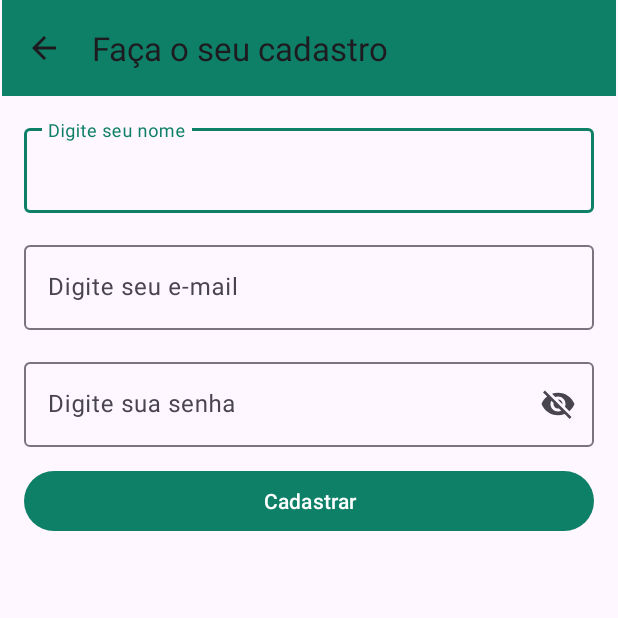
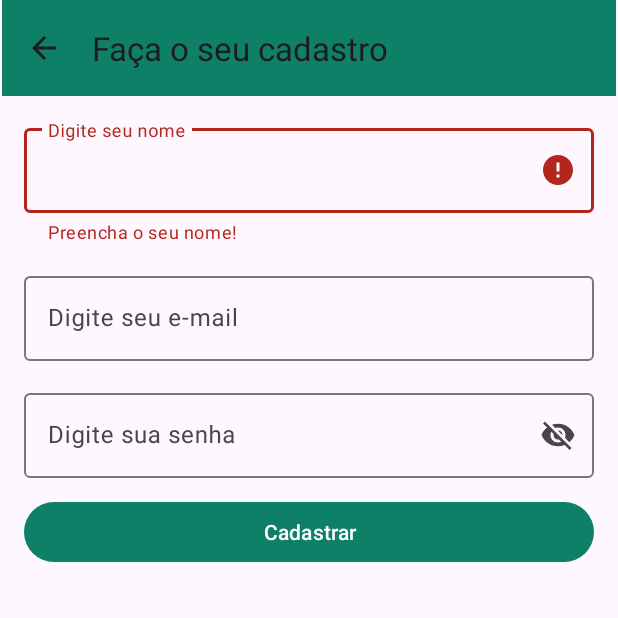
Before and after one commit to juliosntts/ProjetoWhatsapp, an Android app: the RegisterActivity screen opened directly, with no data from a screen before it, after a tap on an icon or button, on a phone screen of 412 x 824 dp, the top half of it. Run offline under Robolectric (Android 15) with nearby library versions, the phone set to English and light mode, and no system bars; our stand-ins replace Firebase (no records; nobody signed in at launch, a user with empty details on screens opened directly); 1 other tap on this screen came first.

Commit message:
Added authentication and register of user

```diff
--- a/app/src/main/res/layout/activity_register.xml
+++ b/app/src/main/res/layout/activity_register.xml
@@ -19,7 +19,7 @@
         app:layout_constraintTop_toTopOf="parent" />
 
     <com.google.android.material.textfield.TextInputLayout
-        android:id="@+id/textInputLayout3"
+        android:id="@+id/textInputLayoutName"
         android:layout_width="0dp"
         android:layout_height="wrap_content"
         android:layout_marginStart="16dp"
@@ -31,6 +31,7 @@
         app:layout_constraintTop_toBottomOf="@+id/tbMainn">
 
         <com.google.android.material.textfield.TextInputEditText
+            android:id="@+id/editName"
             android:layout_width="match_parent"
             android:layout_height="wrap_content"
             android:hint="Digite seu nome"
@@ -38,7 +39,7 @@
     </com.google.android.material.textfield.TextInputLayout>
 
     <com.google.android.material.textfield.TextInputLayout
-        android:id="@+id/textInputLayout4"
+        android:id="@+id/textInputLayoutEmail"
         android:layout_width="0dp"
         android:layout_height="wrap_content"
         android:layout_marginStart="16dp"
@@ -47,9 +48,10 @@
         app:layout_constraintEnd_toEndOf="parent"
         app:layout_constraintHorizontal_bias="0.5"
         app:layout_constraintStart_toStartOf="parent"
-        app:layout_constraintTop_toBottomOf="@+id/textInputLayout3">
+        app:layout_constraintTop_toBottomOf="@+id/textInputLayoutName">
 
         <com.google.android.material.textfield.TextInputEditText
+            android:id="@+id/editEmail"
             android:layout_width="match_parent"
             android:layout_height="wrap_content"
             android:hint="Digite seu e-mail"
@@ -57,7 +59,7 @@
     </com.google.android.material.textfield.TextInputLayout>
 
     <com.google.android.material.textfield.TextInputLayout
-        android:id="@+id/textInputLayout5"
+        android:id="@+id/textInputLayoutPassword"
         android:layout_width="0dp"
         android:layout_height="wrap_content"
         android:layout_marginStart="16dp"
@@ -67,9 +69,10 @@
         app:layout_constraintEnd_toEndOf="parent"
         app:layout_constraintHorizontal_bias="0.5"
         app:layout_constraintStart_toStartOf="parent"
-        app:layout_constraintTop_toBottomOf="@+id/textInputLayout4">
+        app:layout_constraintTop_toBottomOf="@+id/textInputLayoutEmail">
 
         <com.google.android.material.textfield.TextInputEditText
+            android:id="@+id/editPassword"
             android:layout_width="match_parent"
             android:layout_height="wrap_content"
             android:hint="Digite sua senha"
@@ -77,7 +80,7 @@
     </com.google.android.material.textfield.TextInputLayout>
 
     <Button
-        android:id="@+id/button2"
+        android:id="@+id/btnRegister"
         android:layout_width="0dp"
         android:layout_height="wrap_content"
         android:layout_marginStart="16dp"
@@ -87,5 +90,5 @@
         app:layout_constraintEnd_toEndOf="parent"
         app:layout_constraintHorizontal_bias="0.0"
         app:layout_constraintStart_toStartOf="parent"
-        app:layout_constraintTop_toBottomOf="@+id/textInputLayout5" />
+        app:layout_constraintTop_toBottomOf="@+id/textInputLayoutPassword" />
 </androidx.constraintlayout.widget.ConstraintLayout>
```
Also changed, not shown: app/src/main/java/com/juliosantos/projetowhatsapp/RegisterActivity.kt (+76 -4 lines).
